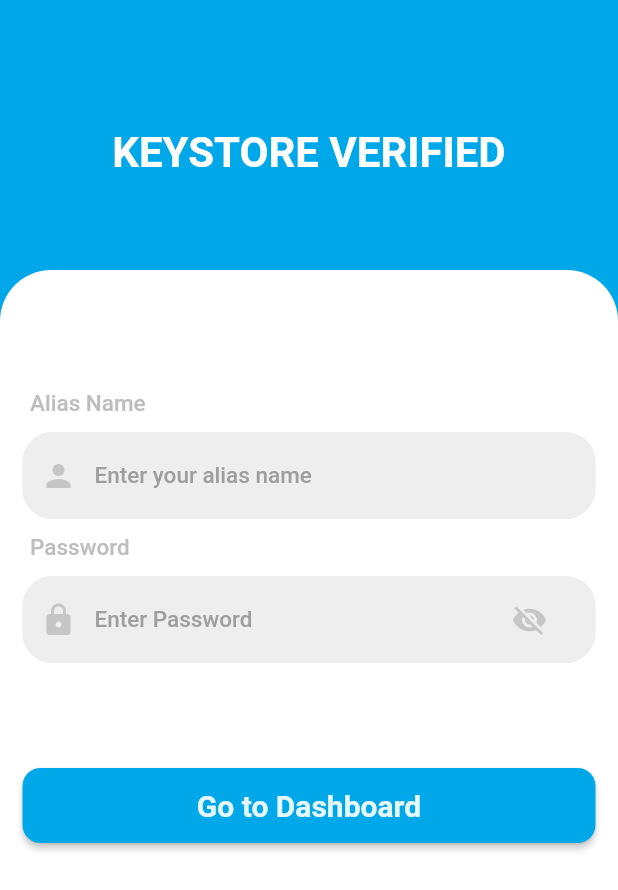
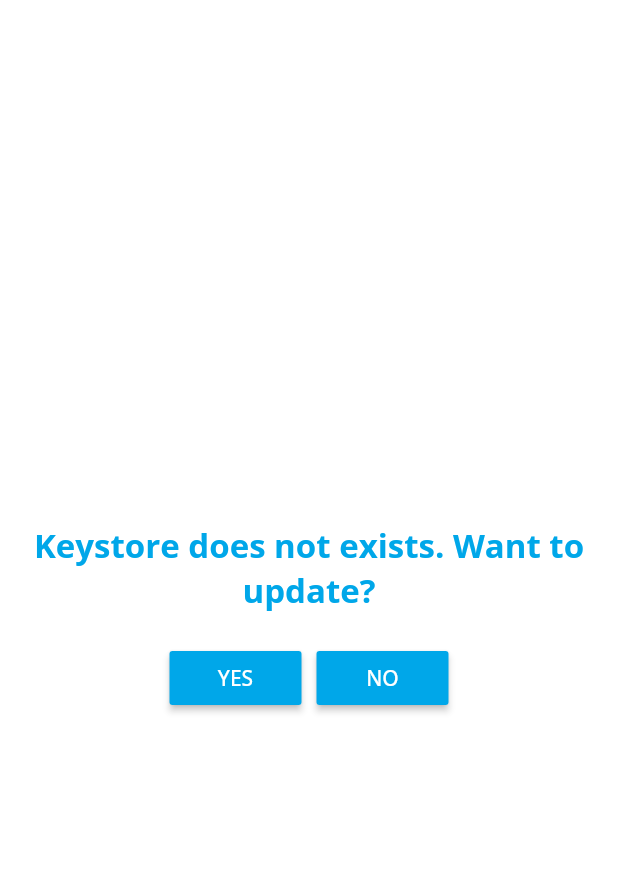
Before and after one commit to Ishita-Sharma1/Brihaspati4, a Flutter app: the KeyStoreVerified screen opened directly, after a tap on "Go to Dashboard", on a phone screen of 412 x 824 dp. Shown: the top 890 px of the screen. Run offline on Flutter 3.47's test engine with Material 2 defaults, Android fonts, the phone set to English and light mode, and no system bars; our stand-ins replace google_fonts.

Commit message:
add keystore update

```diff
--- /dev/null
+++ b/lib/Screens/Keystore_update/keystore_update.dart
@@ -0,0 +1,73 @@
+import 'package:final_bone/Screens/components/constants.dart';
+import 'package:flutter/cupertino.dart';
+import 'package:flutter/material.dart';
+import 'package:google_fonts/google_fonts.dart';
+
+class KeystoreUpdate extends StatelessWidget {
+  @override
+  Widget build(BuildContext context) {
+    Size size = MediaQuery.of(context).size;
+
+    return Scaffold(
+      body: Column(
+        mainAxisAlignment: MainAxisAlignment.center,
+        crossAxisAlignment: CrossAxisAlignment.center,
+        children: <Widget>[
+          Text("Keystore does not exists. Want to update?",
+              style: GoogleFonts.openSans(
+                textStyle: const TextStyle(
+                  color: kPrimaryColor,
+                  fontSize: 22,
+                  fontWeight: FontWeight.bold,
+                ),
+              ),
+              textAlign: TextAlign.center),
+          const SizedBox(
+            height: 20,
+          ),
+          SizedBox(
+            width: size.width * 0.8,
+            child: Row(
+              mainAxisAlignment: MainAxisAlignment.center,
+              children: [
+                Flexible(
+                  child: MaterialButton(
+                    onPressed: () {},
+                    color: kPrimaryColor,
+                    child: Text(
+                      "YES",
+                      style: GoogleFonts.openSans(
+                        textStyle: const TextStyle(
+                          color: Colors.white,
+                          fontWeight: FontWeight.w500,
+                        ),
+                      ),
+                    ),
+                  ),
+                ),
+                const SizedBox(
+                  width: 10,
+                ),
+                Flexible(
+                  child: MaterialButton(
+                    onPressed: () {},
+                    color: kPrimaryColor,
+                    child: Text(
+                      "NO",
+                      style: GoogleFonts.openSans(
+                        textStyle: const TextStyle(
+                          color: Colors.white,
+                          fontWeight: FontWeight.w500,
+                        ),
+                      ),
+                    ),
+                  ),
+                ),
+              ],
+            ),
+          )
+        ],
+      ),
+    );
+  }
+}
--- a/lib/Screens/Keystore_verified/keystore_verified.dart
+++ b/lib/Screens/Keystore_verified/keystore_verified.dart
@@ -1,3 +1,4 @@
+import 'package:final_bone/Screens/Keystore_update/keystore_update.dart';
 import 'package:final_bone/Screens/components/constants.dart';
 import 'package:flutter/material.dart';
 
@@ -227,7 +228,13 @@ class KeyStoreVerifiedState extends State<KeyStoreVerified> {
                                   height: 50,
                                   child: MaterialButton(
                                     color: kPrimaryColor,
-                                    onPressed: () {},
+                                    onPressed: () {
+                                      Navigator.push(
+                                          context,
+                                          MaterialPageRoute(
+                                              builder: (context) =>
+                                                  KeystoreUpdate()));
+                                    },
                                     child: Text(
                                       'Go to Dashboard',
                                       style: TextStyle(
```
